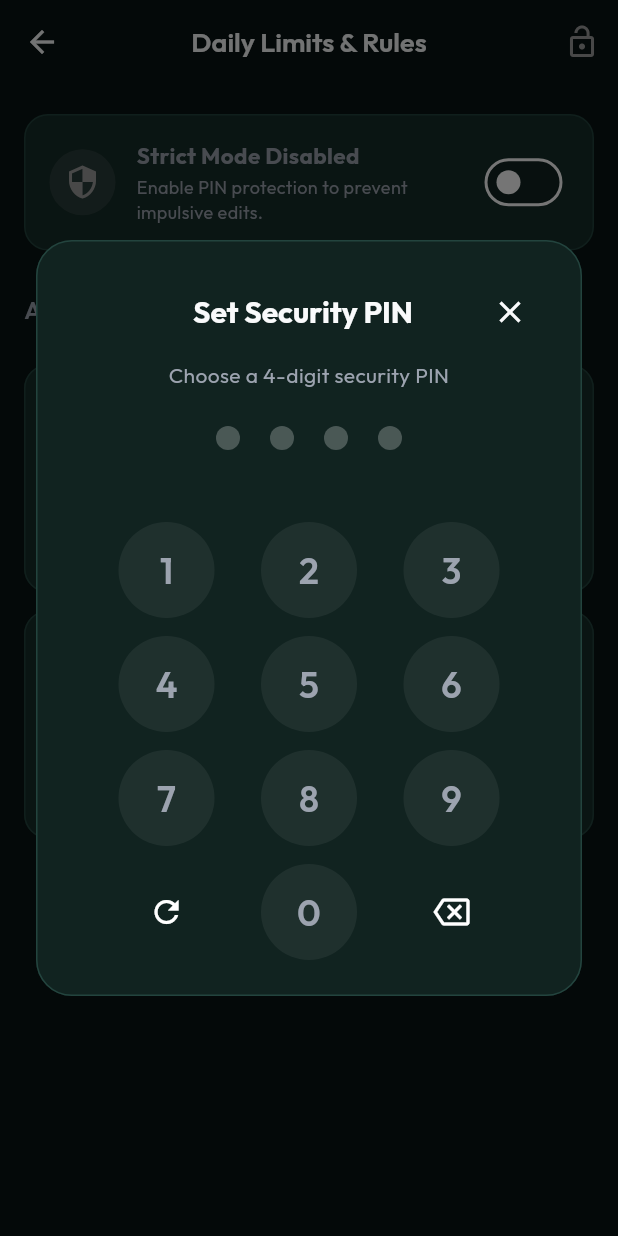
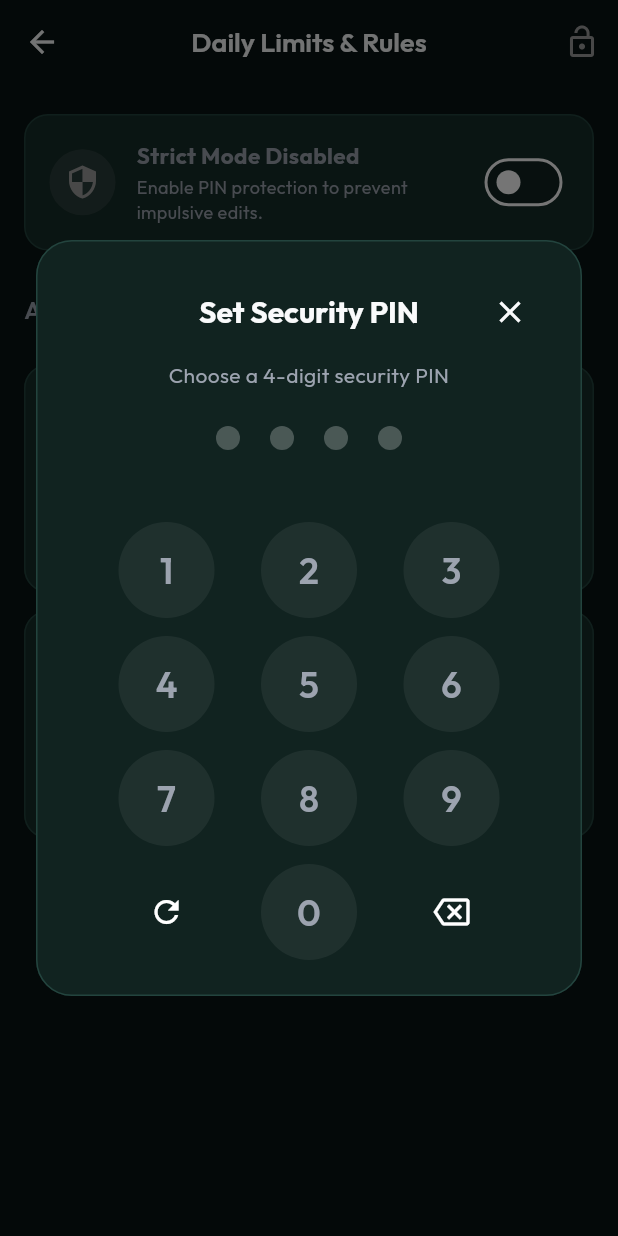
Before and after one commit to Souravsanyal1/my-appr, a Flutter app: the LimitScreen screen opened by its route, after a tap on the "delete outline" icon, after a tap on the "lock open" icon, on a phone screen of 412 x 824 dp. Run offline on Flutter 3.47's test engine with Material 3 defaults, Android fonts, the light colour scheme and no system bars; our stand-ins replace cloud_firestore, firebase_auth, firebase_core, firebase_database, get, get_storage and 1 more; accounts and stored records are empty.

Commit message:
fix: resolve RenderFlex overflow in PinDialog header title row

```diff
--- a/lib/features/security/views/pin_dialog.dart
+++ b/lib/features/security/views/pin_dialog.dart
@@ -53,14 +53,18 @@ class PinDialog extends StatelessWidget {
           mainAxisSize: MainAxisSize.min,
           children: [
             Row(
-              mainAxisAlignment: MainAxisAlignment.spaceBetween,
               children: [
-                const SizedBox(width: 40),
-                Text(
-                  title,
-                  style: Theme.of(context).textTheme.titleLarge?.copyWith(
-                        fontWeight: FontWeight.bold,
-                      ),
+                const SizedBox(width: 48),
+                Expanded(
+                  child: Text(
+                    title,
+                    textAlign: TextAlign.center,
+                    maxLines: 2,
+                    overflow: TextOverflow.ellipsis,
+                    style: Theme.of(context).textTheme.titleLarge?.copyWith(
+                          fontWeight: FontWeight.bold,
+                        ),
+                  ),
                 ),
                 IconButton(
                   icon: const Icon(Icons.close),
```
